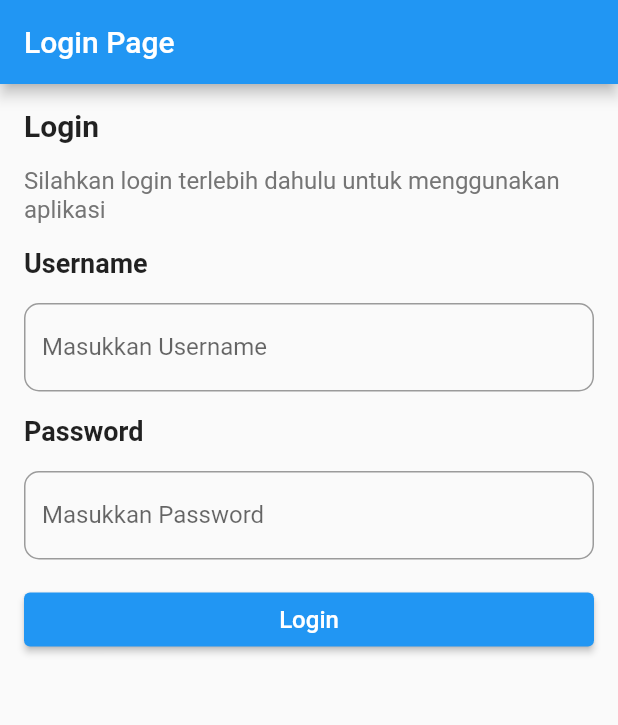
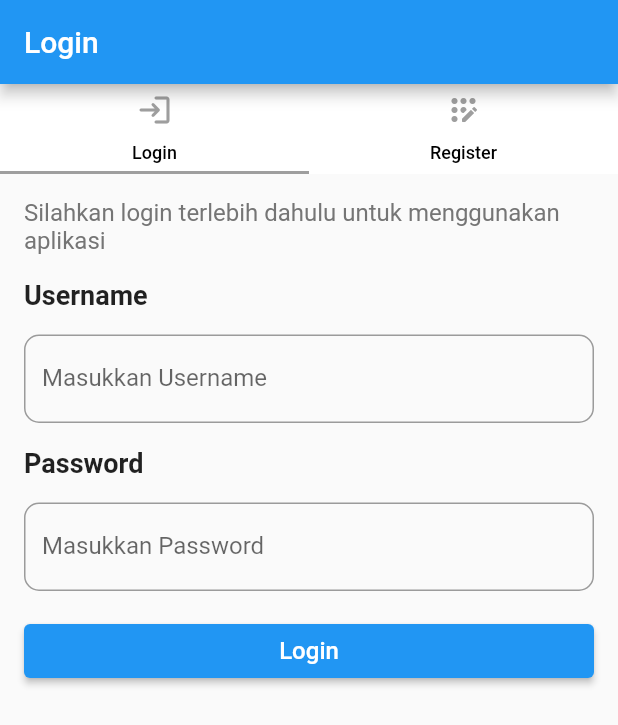
Before and after one commit to mrfna/login_app, a Flutter app: the screen it shows after launch, on a phone screen of 412 x 824 dp. Shown: the top 725 px of the screen. Run offline on Flutter 3.47's test engine with Material 2 defaults, Android fonts, the phone set to English and light mode, and no system bars.

Commit message:
Penambahan tab

```diff
--- a/lib/main.dart
+++ b/lib/main.dart
@@ -1,5 +1,5 @@
 import 'package:flutter/material.dart';
-import 'package:login_app/pageLogin.dart';
+import 'package:login_app/pageLoginRegister.dart';
 
 void main() {
   runApp(MyApp());
@@ -15,7 +15,7 @@ class MyApp extends StatelessWidget {
       theme: ThemeData(
         primarySwatch: Colors.blue,
       ),
-      home: PageLogin(),
+      home: PageLoginRegister(),
     );
   }
 }
--- a/lib/pageLogin.dart
+++ b/lib/pageLogin.dart
@@ -2,7 +2,8 @@ import 'dart:ui';
 import 'package:flutter/material.dart';
 
 class PageLogin extends StatefulWidget {
-  const PageLogin({Key? key}) : super(key: key);
+  TabController? tabcontroller;
+  PageLogin(this.tabcontroller);
 
   @override
   _PageLoginState createState() => _PageLoginState();
@@ -17,25 +18,13 @@ class _PageLoginState extends State<PageLogin> {
   @override
   Widget build(BuildContext context) {
     return Scaffold(
-      appBar: AppBar(
-        title: Text('Login Page'),
-      ),
-      body: Container(
+      body: SingleChildScrollView(
+        child: Container(
           child: Padding(
             padding: EdgeInsets.all(16),
             child: Column(
               crossAxisAlignment: CrossAxisAlignment.start,
               children: [
-              Text(
-                'Login',
-                style: TextStyle(
-                  fontWeight: FontWeight.bold,
-                  fontSize: 20,
-                ),
-              ),
-              SizedBox(
-                height: 16,
-              ),
                 Text(
                   'Silahkan login terlebih dahulu untuk menggunakan aplikasi',
                   style: TextStyle(fontSize: 16, color: Colors.grey[600]),
@@ -104,6 +93,7 @@ class _PageLoginState extends State<PageLogin> {
             ),
           ),
         ),
+      ),
     );
   }
 }
--- /dev/null
+++ b/lib/pageLoginRegister.dart
@@ -0,0 +1,71 @@
+import 'package:flutter/material.dart';
+import 'package:login_app/pageLogin.dart';
+
+class PageLoginRegister extends StatefulWidget {
+  const PageLoginRegister({Key? key}) : super(key: key);
+
+  @override
+  _PageLoginRegisterState createState() => _PageLoginRegisterState();
+}
+
+class _PageLoginRegisterState extends State<PageLoginRegister> with TickerProviderStateMixin {
+  TabController? tabcontroll;
+
+  @override
+  void initState() {
+    tabcontroll = TabController(length: 2, vsync: this);
+    super.initState();
+  }
+
+  @override
+  Widget build(BuildContext context) {
+    return Scaffold(
+      appBar: AppBar(
+        title: Text('Login'),
+      ),
+      body: Column(
+        children: [
+          Container(
+              height: 60,
+              color: Colors.white,
+              child: TabBar(
+                  indicatorColor: Colors.grey,
+                  controller: tabcontroll,
+                  tabs: [
+                    Tab(
+                      icon: Icon(
+                        Icons.login_rounded,
+                        color: Colors.grey,
+                      ),
+                      child: Text(
+                        'Login',
+                        style: TextStyle(fontSize: 12, color: Colors.black),
+                      ),
+                    ),
+                    Tab(
+                      icon: Icon(
+                        Icons.app_registration_rounded,
+                        color: Colors.grey,
+                      ),
+                      child: Text(
+                        'Register',
+                        style: TextStyle(fontSize: 12, color: Colors.black),
+                      ),
+                    )
+                  ])),
+          Expanded(
+            child: Container(
+              child: TabBarView(
+                controller: tabcontroll,
+                children: [
+                  PageLogin(tabcontroll),
+                  PageLogin(tabcontroll)
+                ],
+              ),
+            ),
+          )
+        ],
+      ),
+    );
+  }
+}
```
Lines whose indentation alone changed are shown as unchanged.
